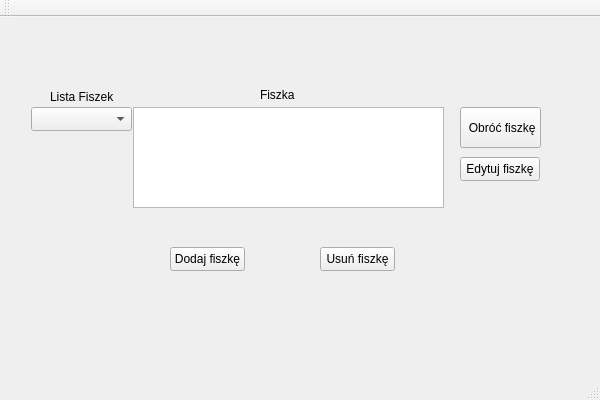
Above: UiMainWindow.ui from Mangner/Langner_Laskowski_Projekt before the change. Below: the same form after it.
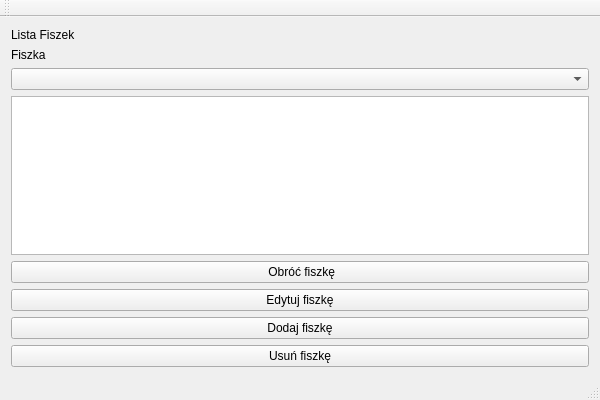
That is the form after the change.

```diff
--- a/UiMainWindow.ui
+++ b/UiMainWindow.ui
@@ -14,104 +14,56 @@
    <string>Langner_Laskowski_Projekt</string>
   </property>
   <widget class="QWidget" name="centralWidget">
-   <widget class="QPushButton" name="add_Fishka_Button">
-    <property name="geometry">
-     <rect>
-      <x>170</x>
-      <y>230</y>
-      <width>75</width>
-      <height>24</height>
-     </rect>
-    </property>
+   <layout class="QVBoxLayout" name="verticalLayout">
+    <item>
+     <widget class="QLabel" name="fishcard_List_Label">
     <property name="text">
-     <string>Dodaj fiszkę</string>
-    </property>
-   </widget>
+       <string>Lista Fiszek</string>
+      </property>
+     </widget>
+    </item>
+    <item>
    <widget class="QLabel" name="fishka_Label">
-    <property name="geometry">
-     <rect>
-      <x>260</x>
-      <y>70</y>
-      <width>49</width>
-      <height>16</height>
-     </rect>
-    </property>
     <property name="text">
      <string>Fiszka</string>
     </property>
    </widget>
-   <widget class="QTextEdit" name="fishcard_Box">
-    <property name="geometry">
-     <rect>
-      <x>133</x>
-      <y>90</y>
-      <width>311</width>
-      <height>101</height>
-     </rect>
-    </property>
-   </widget>
-   <widget class="QPushButton" name="subb_Fishka_Button">
-    <property name="geometry">
-     <rect>
-      <x>320</x>
-      <y>230</y>
-      <width>75</width>
-      <height>24</height>
-     </rect>
-    </property>
-    <property name="text">
-     <string>Usuń fiszkę</string>
-    </property>
-   </widget>
+    </item>
+    <item>
+     <widget class="QComboBox" name="Fishka_list_Box"/>
+    </item>
+    <item>
+     <widget class="QTextEdit" name="fishcard_Box"/>
+    </item>
+    <item>
    <widget class="QPushButton" name="flip_Fishka_Button">
-    <property name="geometry">
-     <rect>
-      <x>460</x>
-      <y>90</y>
-      <width>81</width>
-      <height>41</height>
-     </rect>
-    </property>
     <property name="text">
      <string> Obróć fiszkę</string>
     </property>
    </widget>
-   <widget class="QComboBox" name="Fishka_list_Box">
-    <property name="geometry">
-     <rect>
-      <x>31</x>
-      <y>90</y>
-      <width>101</width>
-      <height>24</height>
-     </rect>
-    </property>
-   </widget>
-   <widget class="QLabel" name="fishcard_List_Label">
-    <property name="geometry">
-     <rect>
-      <x>50</x>
-      <y>70</y>
-      <width>71</width>
-      <height>20</height>
-     </rect>
-    </property>
-    <property name="text">
-     <string>Lista Fiszek</string>
-    </property>
-   </widget>
+    </item>
+    <item>
    <widget class="QPushButton" name="edit_fishka_Button">
-    <property name="geometry">
-     <rect>
-      <x>460</x>
-      <y>140</y>
-      <width>80</width>
-      <height>24</height>
-     </rect>
-    </property>
     <property name="text">
      <string>Edytuj fiszkę</string>
     </property>
    </widget>
+    </item>
+    <item>
+     <widget class="QPushButton" name="add_Fishka_Button">
+      <property name="text">
+       <string>Dodaj fiszkę</string>
+      </property>
+     </widget>
+    </item>
+    <item>
+     <widget class="QPushButton" name="subb_Fishka_Button">
+      <property name="text">
+       <string>Usuń fiszkę</string>
+      </property>
+     </widget>
+    </item>
+   </layout>
   </widget>
   <widget class="QMenuBar" name="menuBar">
    <property name="geometry">
```
Lines whose indentation alone changed are shown as unchanged.
